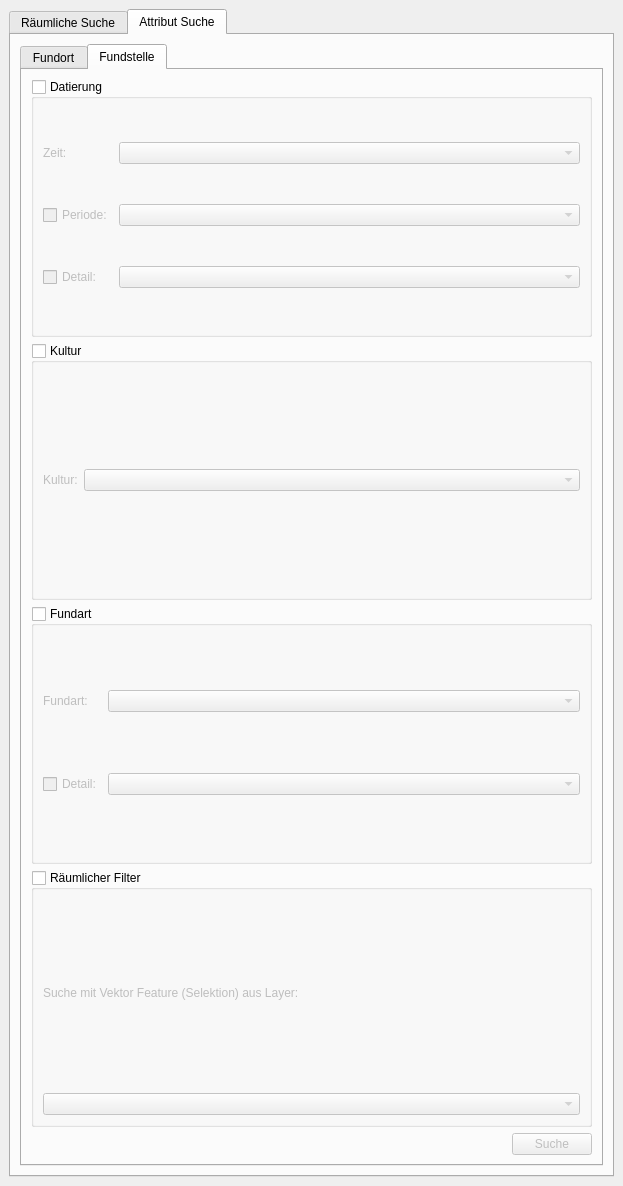
The window that APIS/ui/apis_search.ui (APIS-Luftbildarchiv/APIS3) describes before a commit, drawn with Qt 5.
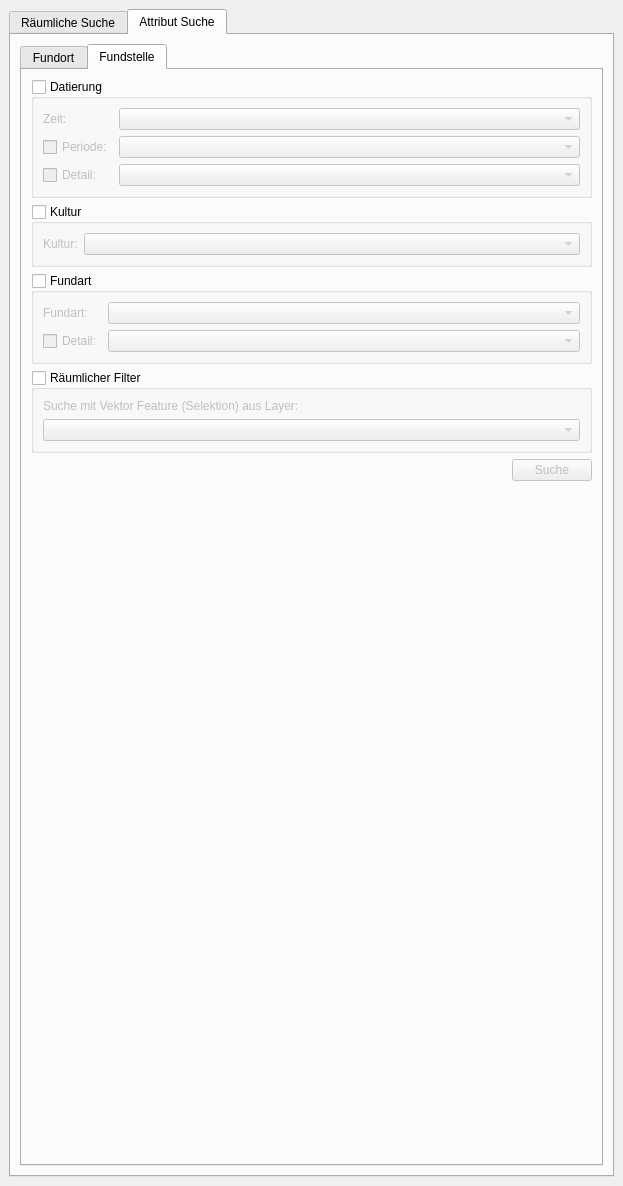
The same window after the commit. The open tabs and pages were chosen to show the change. Icons and pictures are not drawn. Custom widgets are drawn as their Qt base class.

Patch:
```diff
--- a/APIS/ui/apis_search.ui
+++ b/APIS/ui/apis_search.ui
@@ -704,6 +704,19 @@
               </item>
              </layout>
             </item>
+            <item>
+             <spacer name="verticalSpacer">
+              <property name="orientation">
+               <enum>Qt::Vertical</enum>
+              </property>
+              <property name="sizeHint" stdset="0">
+               <size>
+                <width>20</width>
+                <height>40</height>
+               </size>
+              </property>
+             </spacer>
+            </item>
            </layout>
           </widget>
          </widget>
```
